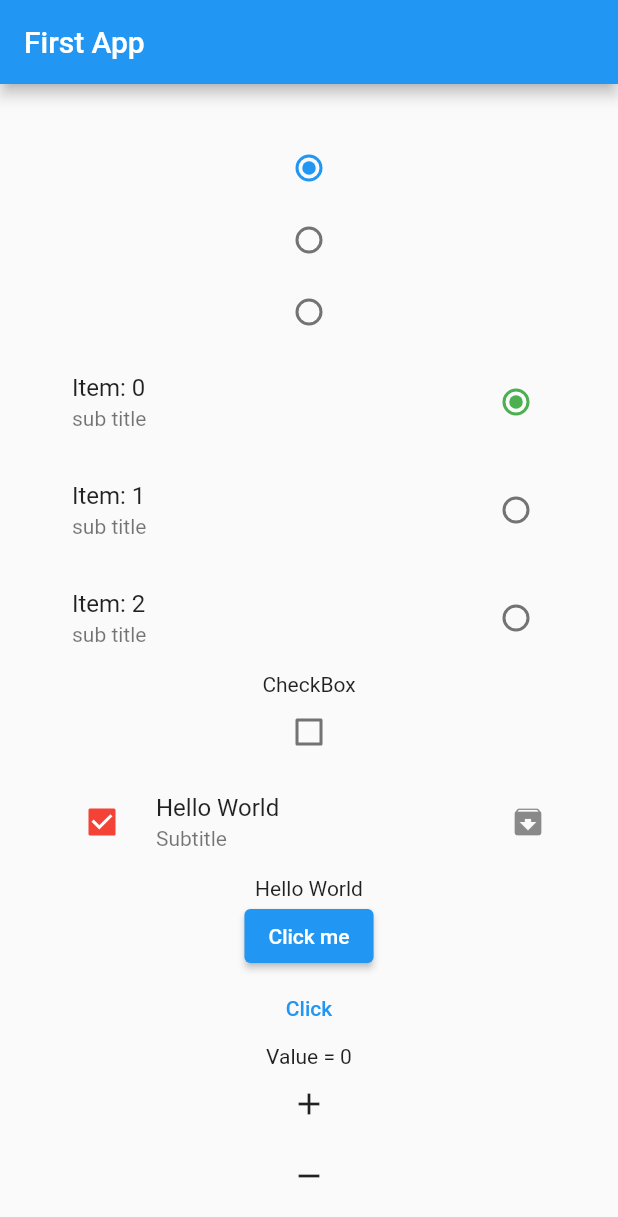
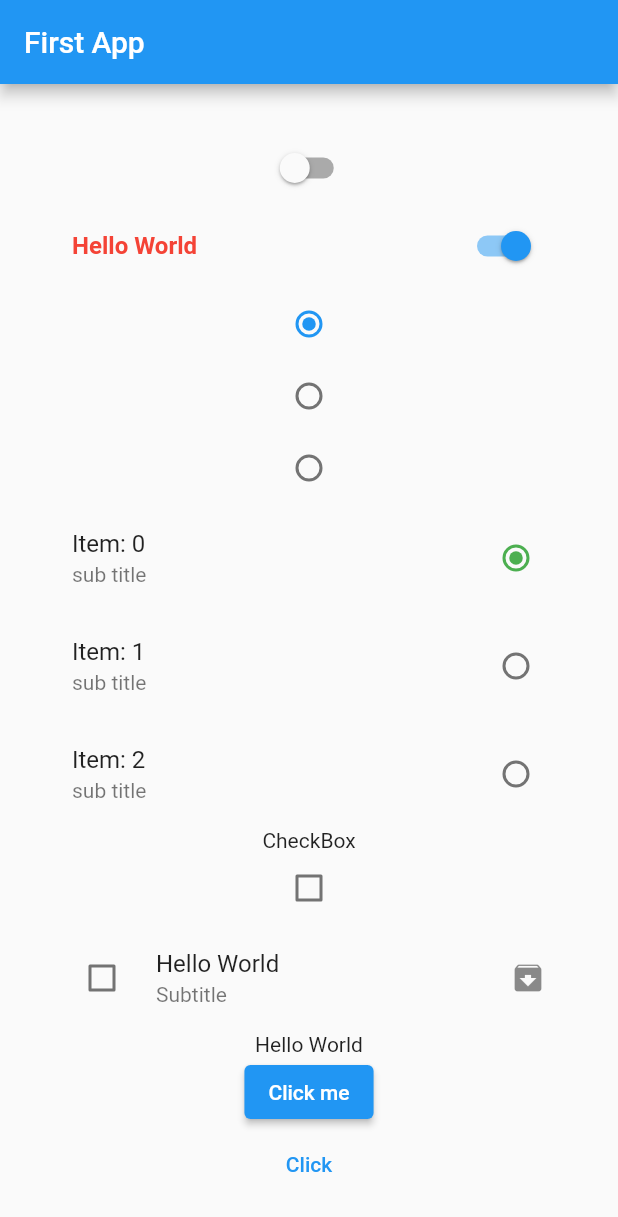
Before and after one commit to mhrjnamar/udemy_flutter_beginner, a Flutter app: the screen it shows after launch, after a tap on "Hello World", on a phone screen of 412 x 824 dp. Shown: the top 1217 px of the screen. Run offline on Flutter 3.47's test engine with Material 2 defaults, Android fonts, the phone set to English and light mode, and no system bars.

Commit message:
Switch practice

```diff
--- a/lib/SwitchesPractice.dart
+++ b/lib/SwitchesPractice.dart
@@ -8,8 +8,23 @@ class SwitchesPractice extends StatefulWidget {
 class _SwitchesPracticeState extends State<SwitchesPractice> {
   bool _value1 = false;
   bool _value2 = false;
+
+  void _onChanged1(bool value) => setState(() => _value1 = value);
+  void _onChanged2(bool value) => setState(() => _value2 = value);
   @override
   Widget build(BuildContext context) {
-    return Container();
+    return Column(
+      children: [
+        new Switch(value: _value1, onChanged: _onChanged1),
+        new SwitchListTile(
+            value: _value2,
+            onChanged: _onChanged2,
+          title: new Text("Hello World",
+            style: new TextStyle(
+                fontWeight: FontWeight.bold,
+            color: Colors.red),),
+        )
+      ],
+    );
   }
 }
--- a/lib/main.dart
+++ b/lib/main.dart
@@ -1,5 +1,6 @@
 import 'package:flutter/material.dart';
 import 'package:udemy_flutter_beginner/RadioPractice.dart';
+import 'package:udemy_flutter_beginner/SwitchesPractice.dart';
 
 void main() {
   runApp(new MaterialApp(
@@ -69,6 +70,7 @@ class _State extends State<MyApp> {
           child: new Center(
             child: new Column(
               children: <Widget>[
+                new SwitchesPractice(),
                 new RadioPractice(),
                 Text("CheckBox"),
                 new Checkbox(value: _value1, onChanged: _value1Changed),
```
